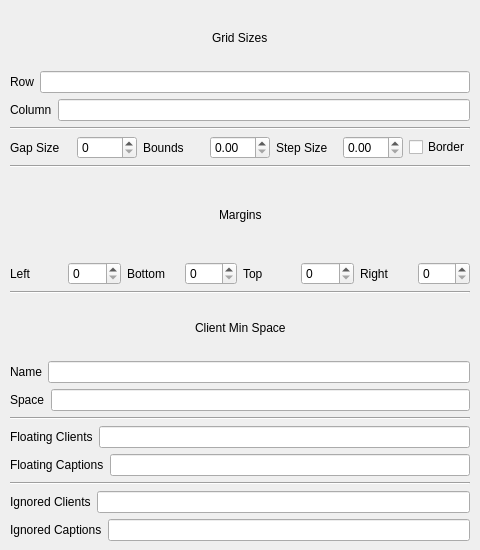
Above: contents/ui/config.ui from lingtjien/Grid-Tiling-Kwin before the change. Below: the same form after it.
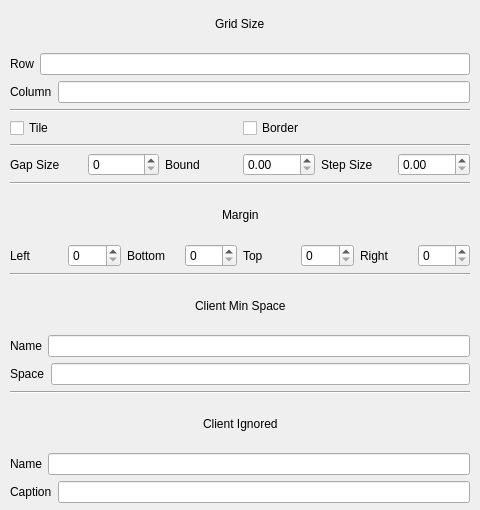
That is the form after the change.

Commit message: remove floating client definition in favor of global dynamic toggle and refactor UI while I'm at it

```diff
--- a/contents/ui/config.ui
+++ b/contents/ui/config.ui
@@ -7,13 +7,13 @@
     <x>0</x>
     <y>0</y>
     <width>480</width>
-    <height>550</height>
+    <height>510</height>
    </rect>
   </property>
   <property name="minimumSize">
    <size>
     <width>480</width>
-    <height>550</height>
+    <height>510</height>
    </size>
   </property>
   <property name="windowTitle">
@@ -23,18 +23,16 @@
    <property name="geometry">
     <rect>
      <x>10</x>
-     <y>10</y>
+     <y>0</y>
      <width>460</width>
-     <height>531</height>
+     <height>503</height>
     </rect>
    </property>
    <layout class="QVBoxLayout" name="main">
     <item>
-     <layout class="QVBoxLayout" name="gridLayout">
+     <layout class="QHBoxLayout" name="gridHeaderLayout">
       <item>
-       <layout class="QHBoxLayout" name="gridTextLayout">
-        <item>
-         <spacer name="gridTextLeftSpacer">
+       <spacer name="gridHeaderLeftSpacer">
           <property name="orientation">
            <enum>Qt::Horizontal</enum>
           </property>
@@ -47,17 +45,17 @@
          </spacer>
         </item>
         <item>
-         <widget class="QLabel" name="gridTextLabel">
+       <widget class="QLabel" name="gridHeaderLabel">
           <property name="toolTip">
            <string/>
           </property>
           <property name="text">
-           <string>Grid Sizes</string>
+         <string>Grid Size</string>
           </property>
          </widget>
         </item>
         <item>
-         <spacer name="gridTextRightSpacer">
+       <spacer name="gridHeaderRightSpacer">
           <property name="orientation">
            <enum>Qt::Horizontal</enum>
           </property>
@@ -72,7 +70,7 @@
        </layout>
       </item>
       <item>
-       <layout class="QHBoxLayout" name="gridRowsLayout">
+     <layout class="QHBoxLayout" name="rowLayout">
         <item>
          <widget class="QLabel" name="gridRowsLabel">
           <property name="text">
@@ -86,7 +84,7 @@
        </layout>
       </item>
       <item>
-       <layout class="QHBoxLayout" name="gridColumnsLayout">
+     <layout class="QHBoxLayout" name="columnLayout">
         <item>
          <widget class="QLabel" name="gridColumnsLabel">
           <property name="text">
@@ -95,9 +93,7 @@
          </widget>
         </item>
         <item>
-         <widget class="QLineEdit" name="kcfg_gridColumns"/>
-        </item>
-       </layout>
+       <widget class="QLineEdit" name="kcfg_column"/>
       </item>
      </layout>
     </item>
@@ -108,6 +104,31 @@
       </property>
      </widget>
     </item>
+    <item>
+     <layout class="QHBoxLayout" name="toggleLayout">
+      <item>
+       <widget class="QCheckBox" name="kcfg_tile">
+        <property name="text">
+         <string>Tile</string>
+        </property>
+       </widget>
+      </item>
+      <item>
+       <widget class="QCheckBox" name="kcfg_border">
+        <property name="text">
+         <string>Border</string>
+        </property>
+       </widget>
+      </item>
+     </layout>
+    </item>
+    <item>
+     <widget class="Line" name="lineDivider1">
+      <property name="orientation">
+       <enum>Qt::Horizontal</enum>
+      </property>
+     </widget>
+    </item>
     <item>
      <layout class="QHBoxLayout" name="parameterLayout">
       <item>
@@ -127,7 +148,7 @@
       <item>
        <widget class="QLabel" name="dividerBoundsLabel">
         <property name="text">
-         <string>Bounds</string>
+         <string>Bound</string>
         </property>
        </widget>
       </item>
@@ -158,28 +179,19 @@
         </property>
        </widget>
       </item>
-      <item>
-       <widget class="QCheckBox" name="kcfg_border">
-        <property name="text">
-         <string>Border</string>
-        </property>
-       </widget>
-      </item>
      </layout>
     </item>
     <item>
-     <widget class="Line" name="lineDivider1">
+     <widget class="Line" name="lineDivider2">
       <property name="orientation">
        <enum>Qt::Horizontal</enum>
       </property>
      </widget>
     </item>
     <item>
-     <layout class="QVBoxLayout" name="marginLayout">
+     <layout class="QHBoxLayout" name="marginHeaderLayout">
       <item>
-       <layout class="QHBoxLayout" name="marginsTextLayout">
-        <item>
-         <spacer name="marginsTextLeftSpacer">
+       <spacer name="marginHeaderLeftSpacer">
           <property name="orientation">
            <enum>Qt::Horizontal</enum>
           </property>
@@ -192,17 +204,17 @@
          </spacer>
         </item>
         <item>
-         <widget class="QLabel" name="marginsTextLabel">
+       <widget class="QLabel" name="marginHeaderLabel">
           <property name="layoutDirection">
            <enum>Qt::LeftToRight</enum>
           </property>
           <property name="text">
-           <string>Margins</string>
+         <string>Margin</string>
           </property>
          </widget>
         </item>
         <item>
-         <spacer name="marginsTextRightSpacer">
+       <spacer name="marginHeaderRightSpacer">
           <property name="orientation">
            <enum>Qt::Horizontal</enum>
           </property>
@@ -217,64 +229,60 @@
        </layout>
       </item>
       <item>
-       <layout class="QHBoxLayout" name="marginSizesLayout">
+     <layout class="QHBoxLayout" name="marginLayout">
         <item>
-         <widget class="QLabel" name="leftLabel">
+       <widget class="QLabel" name="marginLeftLabel">
           <property name="text">
            <string>Left</string>
           </property>
          </widget>
         </item>
         <item>
-         <widget class="QSpinBox" name="kcfg_leftMargin"/>
+       <widget class="QSpinBox" name="kcfg_marginLeft"/>
         </item>
         <item>
-         <widget class="QLabel" name="bottomLabel">
+       <widget class="QLabel" name="marginBottomLabel">
           <property name="text">
            <string>Bottom</string>
           </property>
          </widget>
         </item>
         <item>
-         <widget class="QSpinBox" name="kcfg_bottomMargin"/>
+       <widget class="QSpinBox" name="kcfg_marginBottom"/>
         </item>
         <item>
-         <widget class="QLabel" name="topLabel">
+       <widget class="QLabel" name="marginTopLabel">
           <property name="text">
            <string>Top</string>
           </property>
          </widget>
         </item>
         <item>
-         <widget class="QSpinBox" name="kcfg_topMargin"/>
+       <widget class="QSpinBox" name="kcfg_marginTop"/>
         </item>
         <item>
-         <widget class="QLabel" name="rightLabel">
+       <widget class="QLabel" name="marginRightLabel">
           <property name="text">
            <string>Right</string>
           </property>
          </widget>
         </item>
         <item>
-         <widget class="QSpinBox" name="kcfg_rightMargin"/>
-        </item>
-       </layout>
+       <widget class="QSpinBox" name="kcfg_marginRight"/>
       </item>
      </layout>
     </item>
     <item>
-     <widget class="Line" name="lineDivider2">
+     <widget class="Line" name="lineDivider3">
       <property name="orientation">
        <enum>Qt::Horizontal</enum>
       </property>
      </widget>
     </item>
     <item>
-     <layout class="QVBoxLayout" name="clientLayout">
+     <layout class="QHBoxLayout" name="minSpaceHeaderLayout">
       <item>
-       <layout class="QHBoxLayout" name="clientTextLayout">
-        <item>
-         <spacer name="clientTextLeftSpacer">
+       <spacer name="minSpaceHeaderLeftSpacer">
           <property name="orientation">
            <enum>Qt::Horizontal</enum>
           </property>
@@ -287,7 +295,7 @@
          </spacer>
         </item>
         <item>
-         <widget class="QLabel" name="clientTextLabel">
+       <widget class="QLabel" name="minSpaceHeaderLabel">
           <property name="maximumSize">
            <size>
             <width>16777215</width>
@@ -300,7 +308,7 @@
          </widget>
         </item>
         <item>
-         <spacer name="clientTextRightSpacer">
+       <spacer name="minSpaceHeaderRightSpacer">
           <property name="orientation">
            <enum>Qt::Horizontal</enum>
           </property>
@@ -315,7 +323,7 @@
        </layout>
       </item>
       <item>
-       <layout class="QHBoxLayout" name="clientNamesLayout">
+     <layout class="QHBoxLayout" name="minSpaceNameLayout">
         <item>
          <widget class="QLabel" name="clientNamesLabel">
           <property name="text">
@@ -333,7 +341,7 @@
        </layout>
       </item>
       <item>
-       <layout class="QHBoxLayout" name="clientSpacesLayout">
+     <layout class="QHBoxLayout" name="minSpaceValueLayout">
         <item>
          <widget class="QLabel" name="clientSpacesLabel">
           <property name="text">
@@ -342,52 +350,7 @@
          </widget>
         </item>
         <item>
-         <widget class="QLineEdit" name="kcfg_clientSpaces">
-          <property name="text">
-           <string/>
-          </property>
-         </widget>
-        </item>
-       </layout>
-      </item>
-     </layout>
-    </item>
-    <item>
-     <widget class="Line" name="lineDivider3">
-      <property name="orientation">
-       <enum>Qt::Horizontal</enum>
-      </property>
-     </widget>
-    </item>
-    <item>
-     <layout class="QHBoxLayout" name="floatingClientsLayout">
-      <item>
-       <widget class="QLabel" name="floatingClientsLabel">
-        <property name="text">
-         <string>Floating Clients</string>
-        </property>
-       </widget>
-      </item>
-      <item>
-       <widget class="QLineEdit" name="kcfg_floatingClients">
-        <property name="text">
-         <string/>
-        </property>
-       </widget>
-      </item>
-     </layout>
-    </item>
-    <item>
-     <layout class="QHBoxLayout" name="floatingCaptionsLayout">
-      <item>
-       <widget class="QLabel" name="floatingCaptionsLabel">
-        <property name="text">
-         <string>Floating Captions</string>
-        </property>
-       </widget>
-      </item>
-      <item>
-       <widget class="QLineEdit" name="kcfg_floatingCaptions">
+       <widget class="QLineEdit" name="kcfg_minSpaceValue">
         <property name="text">
          <string/>
         </property>
@@ -405,14 +368,57 @@
     <item>
      <layout class="QHBoxLayout" name="ignoredClientsLayout">
       <item>
-       <widget class="QLabel" name="ignoredClientsLabel">
+       <spacer name="ignoredHeaderLeftSpacer">
+        <property name="orientation">
+         <enum>Qt::Horizontal</enum>
+        </property>
+        <property name="sizeHint" stdset="0">
+         <size>
+          <width>40</width>
+          <height>20</height>
+         </size>
+        </property>
+       </spacer>
+      </item>
+      <item>
+       <widget class="QLabel" name="ignoredHeaderLabel">
+        <property name="maximumSize">
+         <size>
+          <width>16777215</width>
+          <height>16777215</height>
+         </size>
+        </property>
         <property name="text">
-         <string>Ignored Clients</string>
+         <string>Client Ignored</string>
         </property>
        </widget>
       </item>
       <item>
-       <widget class="QLineEdit" name="kcfg_ignoredClients">
+       <spacer name="ignoredHeaderRightSpacer">
+        <property name="orientation">
+         <enum>Qt::Horizontal</enum>
+        </property>
+        <property name="sizeHint" stdset="0">
+         <size>
+          <width>40</width>
+          <height>20</height>
+         </size>
+        </property>
+       </spacer>
+      </item>
+     </layout>
+    </item>
+    <item>
+     <layout class="QHBoxLayout" name="ignoredNameLayout">
+      <item>
+       <widget class="QLabel" name="ignoredNameLabel">
+        <property name="text">
+         <string>Name</string>
+        </property>
+       </widget>
+      </item>
+      <item>
+       <widget class="QLineEdit" name="kcfg_ignoredName">
         <property name="text">
          <string/>
         </property>
@@ -425,7 +431,7 @@
       <item>
        <widget class="QLabel" name="ignoredCaptionsLabel">
         <property name="text">
-         <string>Ignored Captions</string>
+         <string>Caption</string>
         </property>
        </widget>
       </item>
```
Left out of the diff: 24 changed lines with no effect on the pictures. Lines whose indentation alone changed are shown as unchanged. The commit also changes 2 other files.
